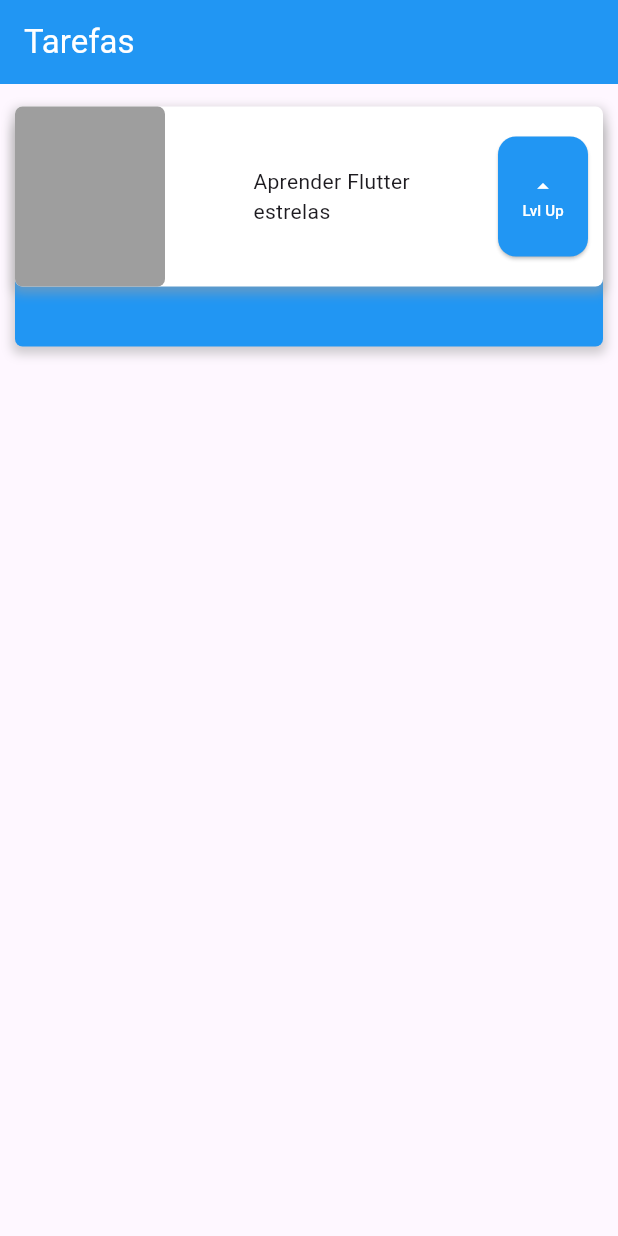
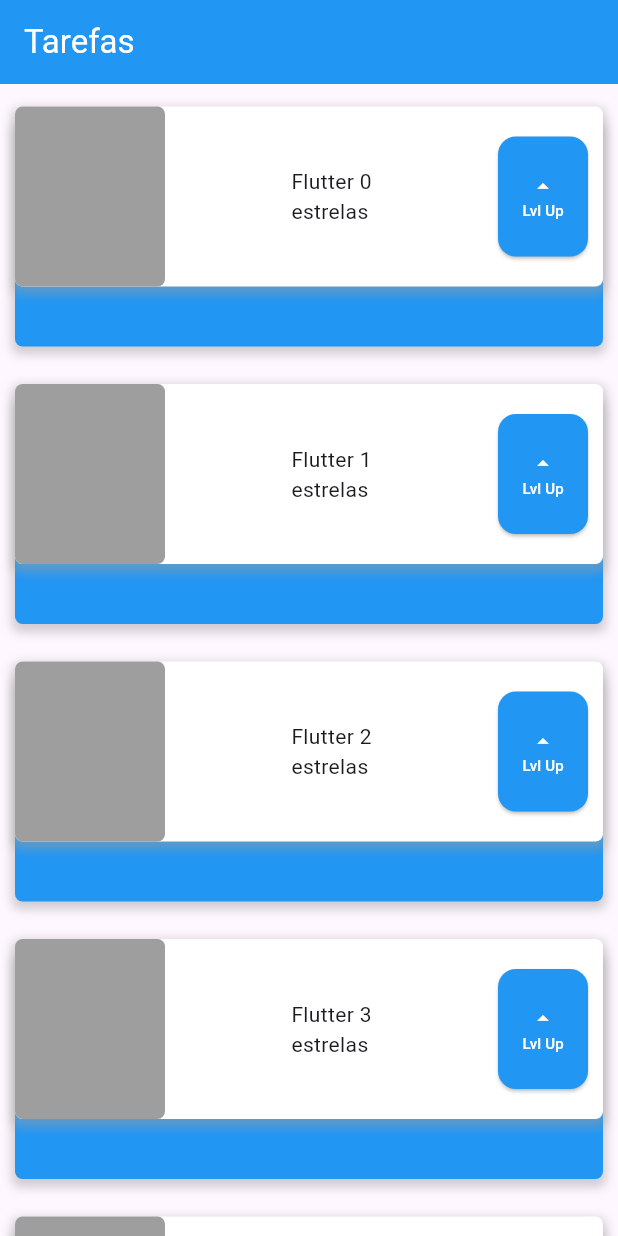
Before and after one commit to Chikrem/projetos_flutter, a Flutter app: the screen it shows after launch, on a phone screen of 412 x 824 dp. Run offline on Flutter 3.47's test engine with Material 3 defaults, Android fonts, the phone set to English and light mode, and no system bars.

Commit message:
Utilizando Stateless Widget

```diff
--- a/lib/main.dart
+++ b/lib/main.dart
@@ -15,20 +15,39 @@ class MyApp extends StatelessWidget {
       ),
       home: Scaffold(
           appBar: AppBar(
-              title: const Text('Tarefas',
-                style: TextStyle(
-                  color: Colors.white
-                ),
+            title: const Text(
+              'Tarefas',
+              style: TextStyle(color: Colors.white),
             ),
             backgroundColor: Colors.blue,
           ),
-
-          body: Stack(
+          body: const Stack(
             children: [
               SingleChildScrollView(
                   child: Column(
                 children: [
-                  Container(
+                  Task('Flutter 0'),
+                  Task('Flutter 1'),
+                  Task('Flutter 2'),
+                  Task('Flutter 3'),
+                  Task('Flutter 4'),
+                ],
+              ))
+            ],
+          )),
+    );
+  }
+}
+
+//Trecho de código suprimido
+
+class Task extends StatelessWidget {
+  final String nome;
+  const Task(this.nome, {Key? key}) : super(key: key);
+
+  @override
+  Widget build(BuildContext context) {
+    return Container(
       margin: EdgeInsets.only(top: 15),
       width: MediaQuery.of(context).size.width,
       child: Column(
@@ -46,8 +65,8 @@ class MyApp extends StatelessWidget {
                     ),
                   ],
                   color: Colors.blue,
-                                borderRadius: BorderRadius.circular(
-                                    5), // Define o raio da borda
+                  borderRadius:
+                      BorderRadius.circular(5), // Define o raio da borda
                 ),
                 width: MediaQuery.of(context).size.width,
                 height: 150,
@@ -65,39 +84,31 @@ class MyApp extends StatelessWidget {
                         ),
                       ],
                       color: Colors.white,
-                                    borderRadius: BorderRadius.circular(
-                                        5), // Define o raio da borda
+                      borderRadius:
+                          BorderRadius.circular(5), // Define o raio da borda
                     ),
                     width: MediaQuery.of(context).size.width,
                     height: 120,
                     margin: EdgeInsets.symmetric(horizontal: 10)),
                 Row(
-                                mainAxisAlignment:
-                                    MainAxisAlignment.spaceBetween,
-                                crossAxisAlignment:
-                                    CrossAxisAlignment.center,
-
+                  mainAxisAlignment: MainAxisAlignment.spaceBetween,
+                  crossAxisAlignment: CrossAxisAlignment.center,
                   children: [
                     Container(
                       decoration: BoxDecoration(
                         color: Colors.grey,
-                                      borderRadius: BorderRadius.circular(
-                                          5), // Define o raio da borda
+                        borderRadius:
+                            BorderRadius.circular(5), // Define o raio da borda
                       ),
                       width: 100,
                       height: 120,
                       margin: EdgeInsets.only(left: 10),
                     ),
                     Column(
-                                    crossAxisAlignment:
-                                        CrossAxisAlignment.start,
+                      crossAxisAlignment: CrossAxisAlignment.start,
                       children: [
-                                      Container(
-                                        child: Text('Aprender Flutter'),
-                                      ),
-                                      Container(
-                                        child: Text('estrelas'),
-                                      ),
+                        Text(nome),
+                        const Text('estrelas'),
                       ],
                     ),
                     Container(
@@ -106,14 +117,12 @@ class MyApp extends StatelessWidget {
                       margin: EdgeInsets.only(right: 20),
                       child: ElevatedButton(
                           onPressed: () {
-                                          print(
-                                              'Botão estilizado pressionado!');
+                            print('Botão estilizado pressionado!');
                           },
                           style: ElevatedButton.styleFrom(
                             backgroundColor: Colors.blue,
                             shape: RoundedRectangleBorder(
-                                            borderRadius:
-                                                BorderRadius.circular(12),
+                              borderRadius: BorderRadius.circular(12),
                             ),
                             padding: const EdgeInsets.symmetric(
                               horizontal: 0,
@@ -121,10 +130,8 @@ class MyApp extends StatelessWidget {
                             ),
                           ),
                           child: const Column(
-                                          mainAxisAlignment:
-                                              MainAxisAlignment.center,
-                                          crossAxisAlignment:
-                                              CrossAxisAlignment.center,
+                            mainAxisAlignment: MainAxisAlignment.center,
+                            crossAxisAlignment: CrossAxisAlignment.center,
                             children: [
                               Icon(
                                 Icons.arrow_drop_up,
@@ -133,10 +140,8 @@ class MyApp extends StatelessWidget {
                               Text(
                                 'Lvl Up',
                                 style: TextStyle(
-                                                  color: Colors.white,
-                                                  fontSize: 10),
+                                    color: Colors.white, fontSize: 10),
                               ),
-
                             ],
                           )),
                     )
@@ -147,11 +152,6 @@ class MyApp extends StatelessWidget {
           ),
         ],
       ),
-                  ),
-                ],
-              ))
-            ],
-          )),
     );
   }
 }
```
Lines whose indentation alone changed are shown as unchanged.
